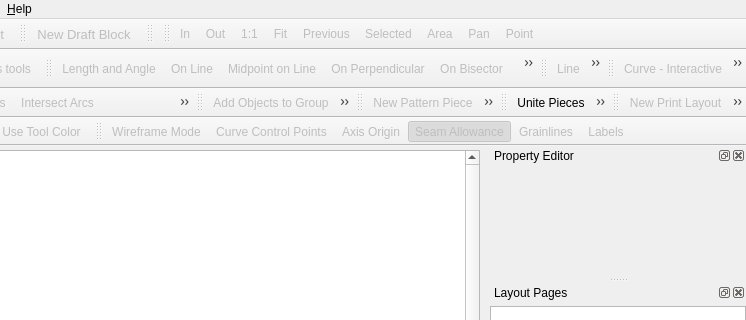
Before: the Qt Designer form src/app/seamly2d/mainwindow.ui in FashionFreedom/Seamly2D, drawn with Qt 5; both pictures show x 354 to 1100 and y 0 to 320 of the 1100 by 809 pixel window.
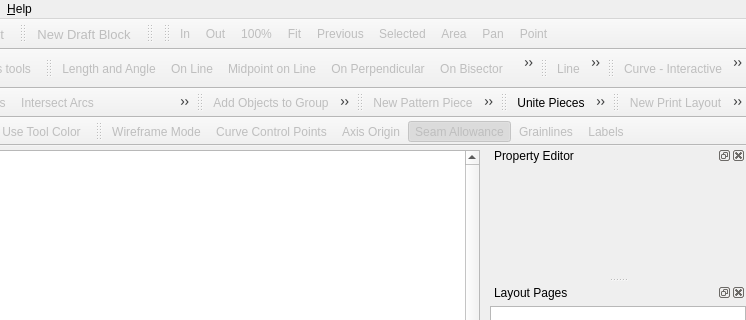
After: the same form once the commit is applied. The open tabs and pages were chosen to show the change. Icons and pictures are not drawn. Custom widgets are drawn as their Qt base class.

Commit message:
bug: Fix zoom shortcuts (#1182)
* fix zoom shortcuts

* lupdate

---------

```diff
--- a/src/app/seamly2d/mainwindow.ui
+++ b/src/app/seamly2d/mainwindow.ui
@@ -4134,10 +4134,10 @@
      <normaloff>:/icons/win.icon.theme/24x24/actions/zoom_100_percent.png</normaloff>:/icons/win.icon.theme/24x24/actions/zoom_100_percent.png</iconset>
    </property>
    <property name="text">
-    <string>Zoom 1:1</string>
+    <string>Zoom 100%</string>
    </property>
    <property name="iconText">
-    <string>1:1</string>
+    <string>100%</string>
    </property>
    <property name="toolTip">
     <string>Zoom to 100 percent (Ctrl+0)</string>
```
Left out of the diff: 22 changed lines with no effect on the pictures. The commit also changes 21 other files.
